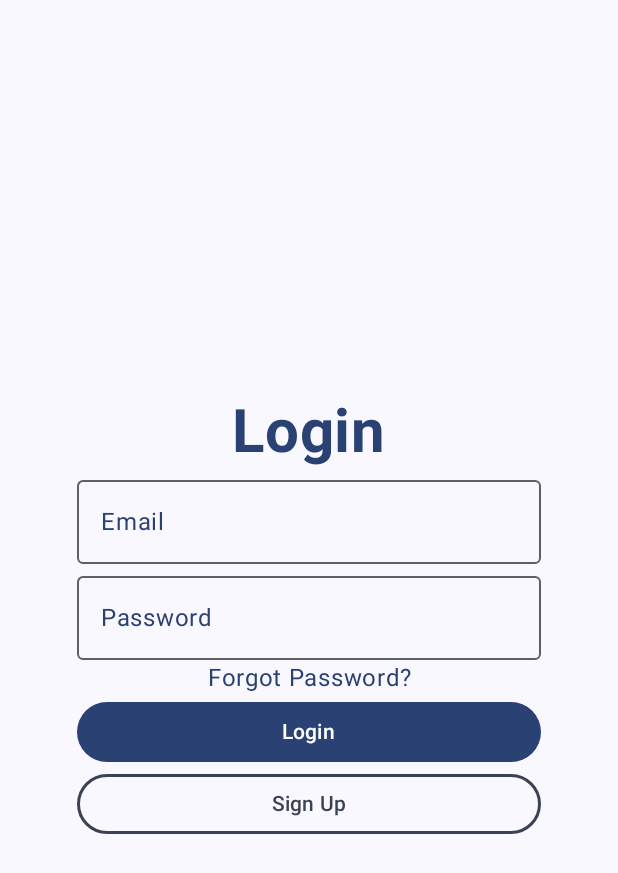
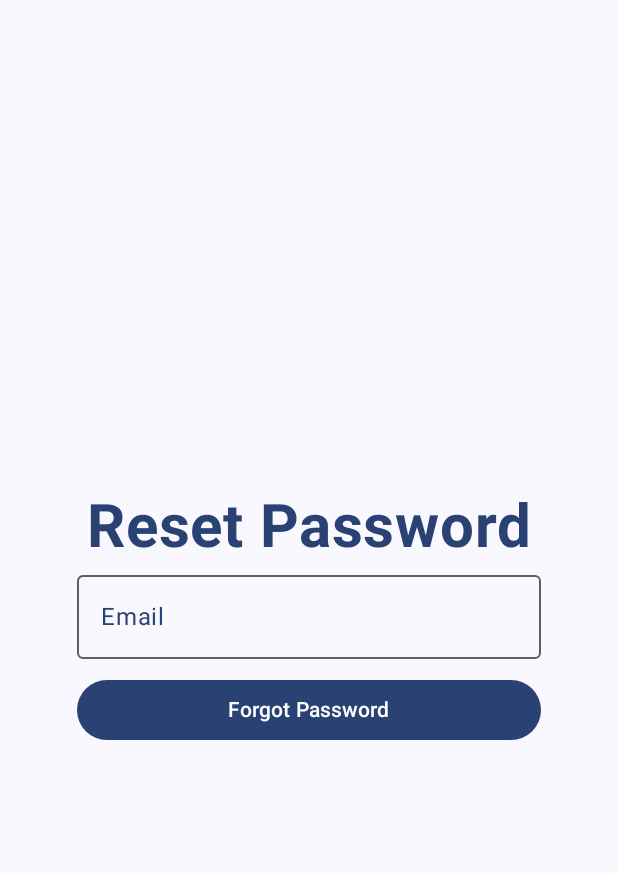
Before and after one commit to yurildss/Rental_Review, an Android app built with Jetpack Compose: the LoginScreen screen opened through its navigation route, after a tap on "Forgot Password?", on a phone screen of 412 x 824 dp. Shown: the top 873 px of the screen. Run offline under Robolectric (Android 15) with nearby library versions, the phone set to English and light mode, and no system bars; our stand-ins replace Dagger/Hilt's generated code, Firebase (no records; nobody signed in at launch, a user with empty details on screens opened directly).

Commit message:
feat: Implement ForgotPasswordForm and integrate with LoginScreen
- Added `ForgotPasswordForm` composable to `LoginScreen.kt` for password reset functionality.
    - Includes an email input field and a "Forgot Password" button.
    - Displayed conditionally based on `uiState.showEmailPasswordReset`.
- Updated `LoginScreenViewModel`:
    - Added `emailPasswordReset` and `showEmailPasswordReset` to `LoginUiState`.
    - Implemented `onForgotPasswordClick` to send a password reset email using `accountService` and validate email input.
    - Added `onEmailPasswordResetChange` to update the `emailPasswordReset` state.
    - Added `onShowEmailPasswordResetChange` to toggle the visibility of the `ForgotPasswordForm`.
- Modified `LoginScreen.kt`:
    - Conditionally renders `ForgotPasswordForm` or `LoginForm` based on `uiState.showEmailPasswordReset`.
    - Updated `LoginForm` parameters to pass the correct `onForgotPasswordClick` handler (`viewModel::onShowEmailPasswordResetChange`).
    - Changed `_root_ide_package_.androidx.compose.foundation.BorderStroke` to `BorderStroke` for the "Sign Up" button.
    - Changed `_root_ide_package_.androidx.compose.ui.text.input.PasswordVisualTransformation` to `PasswordVisualTransformation` for the password field.
- Updated preview functions `LoginScreenPreview` and `LoginDarkScreenPreview` to include the `onForgotPasswordClick` parameter for `LoginForm`.

```diff
--- a/app/src/main/java/com/example/rentalreview/screen/login/LoginScreen.kt
+++ b/app/src/main/java/com/example/rentalreview/screen/login/LoginScreen.kt
@@ -1,11 +1,13 @@
 package com.example.rentalreview.screen.login
 
+import androidx.compose.foundation.BorderStroke
 import androidx.compose.foundation.background
 import androidx.compose.foundation.clickable
 import androidx.compose.foundation.layout.Arrangement
 import androidx.compose.foundation.layout.Column
 import androidx.compose.foundation.layout.fillMaxSize
 import androidx.compose.foundation.layout.fillMaxWidth
+import androidx.compose.foundation.layout.padding
 import androidx.compose.foundation.text.KeyboardOptions
 import androidx.compose.material3.Button
 import androidx.compose.material3.MaterialTheme
@@ -14,6 +16,7 @@ import androidx.compose.material3.OutlinedTextField
 import androidx.compose.material3.Surface
 import androidx.compose.material3.Text
 import androidx.compose.runtime.Composable
+import androidx.compose.runtime.LaunchedEffect
 import androidx.compose.ui.Alignment
 import androidx.compose.ui.Modifier
 import androidx.compose.ui.text.font.FontWeight
@@ -28,6 +31,7 @@ import com.example.rentalreview.screen.signUp.SignUpScreenViewModel
 import com.example.rentalreview.ui.theme.RentalReviewTheme
 import androidx.compose.runtime.getValue
 import androidx.compose.ui.platform.testTag
+import androidx.compose.ui.text.input.PasswordVisualTransformation
 
 
 @Composable
@@ -37,13 +41,24 @@ fun LoginScreen(
     viewModel: LoginScreenViewModel = hiltViewModel()
 ){
     val uiState by viewModel.uiState.collectAsStateWithLifecycle()
-    LoginForm(uiState,
-        viewModel::onEmailChange,
-        viewModel::onPasswordChange,
-        { viewModel.onLoginClick(onLoginSuccess) },
-        onSignUpClick,
-        viewModel::onForgotPasswordClick
-    )
+
+
+    if(uiState.showEmailPasswordReset){
+        ForgotPasswordForm(
+            uiState,
+            viewModel::onEmailPasswordResetChange,
+            viewModel::onForgotPasswordClick
+        )
+    }else{
+        LoginForm(
+            uiState,
+            viewModel::onEmailChange,
+            viewModel::onPasswordChange,
+            { viewModel.onLoginClick(onLoginSuccess) },
+            onSignUpClick,
+            viewModel::onShowEmailPasswordResetChange
+        )
+    }
 }
 
 @Composable
@@ -82,7 +97,7 @@ fun LoginForm(
             maxLines = 1,
             singleLine = true,
             keyboardOptions = KeyboardOptions(keyboardType = KeyboardType.Password),
-            visualTransformation = _root_ide_package_.androidx.compose.ui.text.input.PasswordVisualTransformation()
+            visualTransformation = PasswordVisualTransformation()
         )
         Text(
             text = "Forgot Password?",
@@ -100,7 +115,7 @@ fun LoginForm(
         }
         OutlinedButton(
             onClick = onSignUpClick,
-            border = _root_ide_package_.androidx.compose.foundation.BorderStroke(2.dp, MaterialTheme.colorScheme.secondary),
+            border = BorderStroke(2.dp, MaterialTheme.colorScheme.secondary),
             modifier = Modifier.fillMaxWidth(0.75f).testTag("signUpButton")
         ) {
             Text(text = "Sign Up", color = MaterialTheme.colorScheme.secondary)
@@ -108,12 +123,53 @@ fun LoginForm(
 
     }
 }
+
+@Composable
+fun ForgotPasswordForm(
+    uiState: LoginUiState,
+    onEmailChange: (String) -> Unit,
+    onForgotPasswordClick: () -> Unit
+){
+    Column(Modifier
+        .fillMaxSize()
+        .background(MaterialTheme.colorScheme.background).testTag("forgotPasswordScreen"),
+        horizontalAlignment = Alignment.CenterHorizontally,
+        verticalArrangement = Arrangement.Center) {
+
+        Text(text = "Reset Password", fontSize = 40.sp, fontWeight = FontWeight.Bold, color = MaterialTheme.colorScheme.primary)
+
+        OutlinedTextField(
+            value = uiState.emailPasswordReset,
+            onValueChange = onEmailChange,
+            label = {
+                Text(text = "Email", color = MaterialTheme.colorScheme.primary)
+            },
+            modifier = Modifier.fillMaxWidth(0.75f).testTag("emailResetTextField"),
+            maxLines = 1,
+            singleLine = true,
+            keyboardOptions = KeyboardOptions(keyboardType = KeyboardType.Email)
+        )
+        Button(
+            onClick = onForgotPasswordClick,
+            modifier = Modifier
+                .fillMaxWidth(0.75f)
+                .padding(top = 10.dp)
+                .testTag("forgotPasswordButton")
+        ){
+            Text(text = "Forgot Password")
+        }
+    }
+}
+
 @Composable
 @Preview
 fun LoginScreenPreview(){
     Surface {
         RentalReviewTheme(darkTheme = false, dynamicColor = false) {
-            LoginForm(LoginUiState())
+            LoginForm(
+                LoginUiState(),
+                onForgotPasswordClick = {}
+            )
         }
     }
 }
@@ -123,7 +179,10 @@ fun LoginScreenPreview(){
 fun LoginDarkScreenPreview(){
     Surface {
         RentalReviewTheme(darkTheme = true, dynamicColor = false) {
-            LoginForm(LoginUiState())
+            LoginForm(
+                LoginUiState(),
+                onForgotPasswordClick = {}
+            )
         }
     }
 }
--- a/app/src/main/java/com/example/rentalreview/screen/login/LoginScreenViewModel.kt
+++ b/app/src/main/java/com/example/rentalreview/screen/login/LoginScreenViewModel.kt
@@ -45,10 +45,23 @@ class LoginScreenViewModel
     }
 
     fun onForgotPasswordClick(){
+        if (uiState.value.email.isBlank()){
+            SnackbarManager.showMessage(R.string.email_error)
+            return
+        }
+
         launchCatching {
-            accountService.passwordResetEmail()
+            accountService.passwordResetEmail(_uiState.value.emailPasswordReset)
         }
-        SnackbarManager.showMessage(R.string.not_implemented)
+    }
+
+    fun onEmailPasswordResetChange(email: String){
+        _uiState.value = _uiState.value.copy(emailPasswordReset = email)
+    }
+
+    fun onShowEmailPasswordResetChange(){
+        _uiState.value = _uiState.value.copy(
+            showEmailPasswordReset = !_uiState.value.showEmailPasswordReset)
     }
 
 }
@@ -56,4 +69,6 @@ class LoginScreenViewModel
 data class LoginUiState(
     val email: String = "",
     val password: String = "",
+    val emailPasswordReset: String = "",
+    val showEmailPasswordReset: Boolean = false
 )
```
